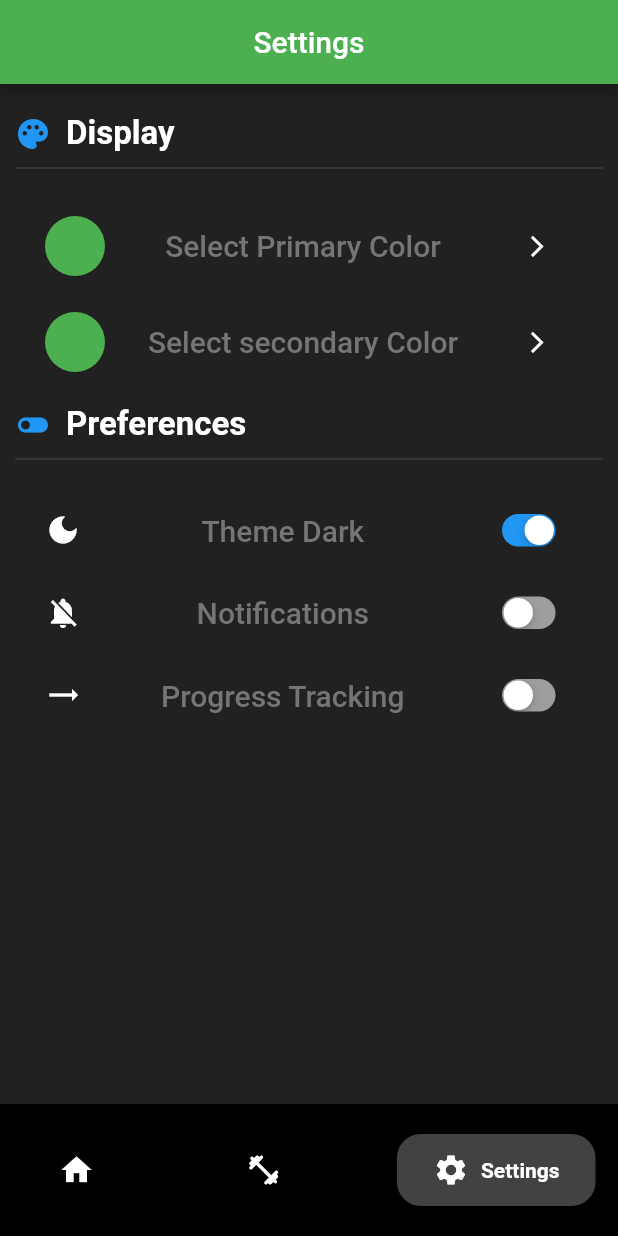
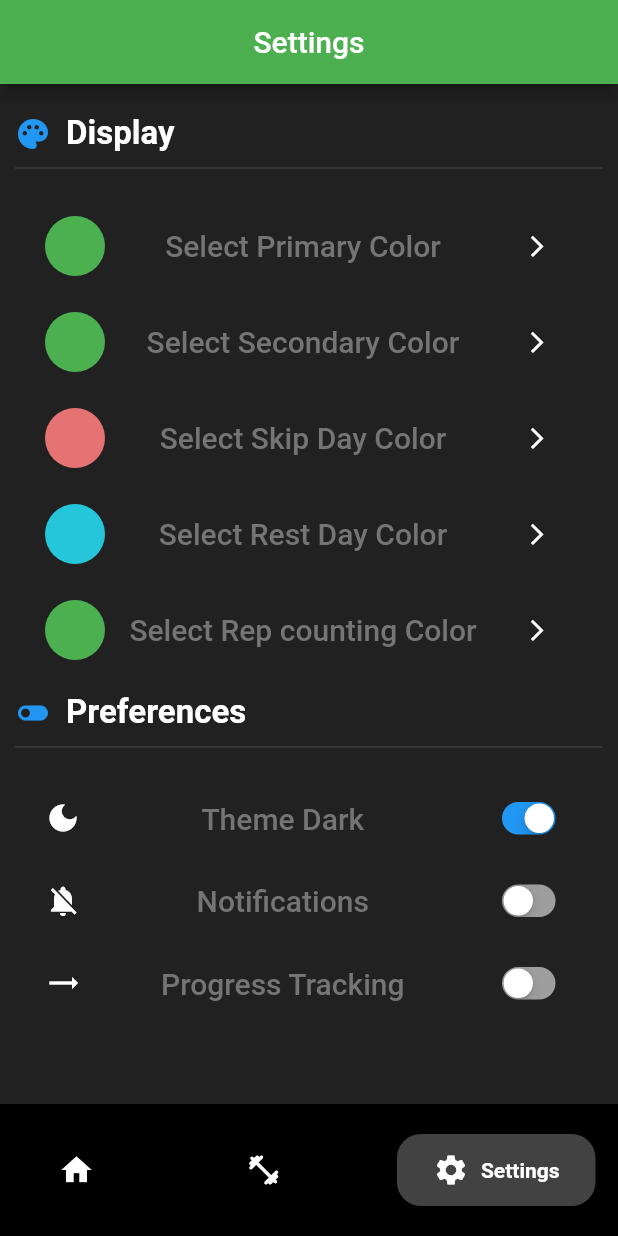
Before and after one commit to WillHAdair/WorkoutApplication, a Flutter app: the screen it shows after launch, swiped to page 3, on a phone screen of 412 x 824 dp. Run offline on Flutter 3.47's test engine with Material 2 defaults, Android fonts, the phone set to English and light mode, and no system bars; drawn by our look-alikes of google_nav_bar; our stand-ins replace flutter_colorpicker, flutter_heatmap_calendar, flutter_slidable, hive, hive_flutter; accounts and stored records are empty.

Commit message:
Added ability to fully customize UI colors

```diff
--- a/lib/data/theme_provider.dart
+++ b/lib/data/theme_provider.dart
@@ -6,6 +6,9 @@ class ThemeProvider extends ChangeNotifier {
 
   Color primaryColor = Colors.green;
   Color secondaryColor = Colors.green.shade500;
+  Color restDayColor = Colors.cyan.shade400;
+  Color skipDayColor = Colors.red.shade300;
+  MaterialColor heatMapBaseColor = Colors.green;
 
   ThemeData get lightTheme => ThemeData(
         brightness: Brightness.light,
@@ -45,4 +48,40 @@ class ThemeProvider extends ChangeNotifier {
     secondaryColor = color;
     notifyListeners();
   }
+
+  void setRestColor(Color color) {
+    restDayColor = color;
+    notifyListeners();
+  }
+
+  void setSkipColor(Color color) {
+    skipDayColor = color;
+    notifyListeners();
+  }
+
+  void setHeatMapBaseColor(MaterialColor color) {
+    heatMapBaseColor = color;
+    notifyListeners();
+  }
+
+  MaterialColor getMaterialColor(Color color) {
+    final int red = color.red;
+    final int green = color.green;
+    final int blue = color.blue;
+
+    final Map<int, Color> shades = {
+      50: Color.fromRGBO(red, green, blue, .1),
+      100: Color.fromRGBO(red, green, blue, .2),
+      200: Color.fromRGBO(red, green, blue, .3),
+      300: Color.fromRGBO(red, green, blue, .4),
+      400: Color.fromRGBO(red, green, blue, .5),
+      500: Color.fromRGBO(red, green, blue, .6),
+      600: Color.fromRGBO(red, green, blue, .7),
+      700: Color.fromRGBO(red, green, blue, .8),
+      800: Color.fromRGBO(red, green, blue, .9),
+      900: Color.fromRGBO(red, green, blue, 1),
+    };
+
+    return MaterialColor(color.value, shades);
+  }
 }
--- a/lib/pages/settings_page.dart
+++ b/lib/pages/settings_page.dart
@@ -65,7 +65,10 @@ class SettingsPageState extends State<SettingsPage> {
             const SizedBox(height: 10),
             //Let the user choose their display options
             buildColorOption("Select Primary Color", isPrimary: true),
-            buildColorOption("Select secondary Color", isSecondary: true),
+            buildColorOption("Select Secondary Color", isSecondary: true),
+            buildColorOption("Select Skip Day Color", isSkip: true),
+            buildColorOption("Select Rest Day Color", isRest: true),
+            buildColorOption("Select Rep counting Color", isMapBase: true),
             const SizedBox(height: 10),
             const Row(
               children: [
@@ -119,12 +122,19 @@ class SettingsPageState extends State<SettingsPage> {
     );
   }
 
-Padding buildColorOption(String title, {bool isPrimary = false, bool isSecondary = false}) {
+Padding buildColorOption(String title, {bool isPrimary = false, bool isSecondary = false, bool isSkip = false,
+    bool isRest = false, isMapBase = false}) {
   Color color;
-  if (isPrimary) {
+  if(isPrimary) {
     color = Provider.of<ThemeProvider>(context).primaryColor;
   } else if (isSecondary) {
     color = Provider.of<ThemeProvider>(context).secondaryColor;
+  } else if (isSkip) {
+    color = Provider.of<ThemeProvider>(context).skipDayColor;
+  } else if (isRest) {
+    color = Provider.of<ThemeProvider>(context).restDayColor;
+  } else if (isMapBase) {
+    color = Provider.of<ThemeProvider>(context).heatMapBaseColor;
   } else {
     color = selectedColor;
   }
@@ -135,7 +145,8 @@ Padding buildColorOption(String title, {bool isPrimary = false, bool isSecondary
       mainAxisAlignment: MainAxisAlignment.spaceBetween,
       children: [
         GestureDetector(
-          onTap: () => pickColor(context, isPrimary: isPrimary, isSecondary: isSecondary),
+          onTap: () => pickColor(context, isPrimary: isPrimary, isSecondary: isSecondary, isSkip: isSkip,
+            isRest: isRest, isMapBase: isMapBase),
           child: Container(
             decoration: BoxDecoration(
               shape: BoxShape.circle,
@@ -157,7 +168,8 @@ Padding buildColorOption(String title, {bool isPrimary = false, bool isSecondary
           scale: 0.7,
           child: IconButton(
             icon: const Icon(Icons.arrow_forward_ios),
-            onPressed: () => pickColor(context, isPrimary: isPrimary, isSecondary: isSecondary),
+            onPressed: () => pickColor(context, isPrimary: isPrimary, isSecondary: isSecondary, isSkip: isSkip,
+            isRest: isRest, isMapBase: isMapBase),
             color: Colors.white,
           ),
         ),
@@ -166,14 +178,16 @@ Padding buildColorOption(String title, {bool isPrimary = false, bool isSecondary
   );
 }
 
-void pickColor(BuildContext context, {bool isPrimary = false, bool isSecondary = false}) => showDialog(
+void pickColor(BuildContext context, {bool isPrimary = false, bool isSecondary = false, bool isSkip = false,
+    bool isRest = false, isMapBase = false}) => showDialog(
       context: context,
       builder: (context) => AlertDialog(
         title: const Text('Pick color'),
         content: Column(
           mainAxisSize: MainAxisSize.min,
           children: [
-            buildColorPicker(isPrimary: isPrimary, isSecondary: isSecondary),
+            buildColorPicker( isPrimary: isPrimary, isSecondary: isSecondary, isSkip: isSkip,
+            isRest: isRest, isMapBase: isMapBase),
             TextButton(
               onPressed: () => Navigator.of(context).pop(),
               child: const Text(
@@ -189,26 +203,40 @@ void pickColor(BuildContext context, {bool isPrimary = false, bool isSecondary =
       ),
     );
 
-Widget buildColorPicker({bool isPrimary = false, bool isSecondary = false}) {
-  Color selectedColor;
-  if (isPrimary) {
-    selectedColor = Provider.of<ThemeProvider>(context).primaryColor;
+  Widget buildColorPicker({bool isPrimary = false, bool isSecondary = false, bool isSkip = false,
+    bool isRest = false, isMapBase = false}) {
+    Color color;
+    if(isPrimary) {
+      color = Provider.of<ThemeProvider>(context).primaryColor;
     } else if (isSecondary) {
-    selectedColor = Provider.of<ThemeProvider>(context).secondaryColor;
+      color = Provider.of<ThemeProvider>(context).secondaryColor;
+    } else if (isSkip) {
+      color = Provider.of<ThemeProvider>(context).skipDayColor;
+    } else if (isRest) {
+      color = Provider.of<ThemeProvider>(context).restDayColor;
+    } else if (isMapBase) {
+      color = Provider.of<ThemeProvider>(context).heatMapBaseColor;
     } else {
-    selectedColor = this.selectedColor;
+      color = selectedColor;
     }
 
     return ColorPicker(
-    pickerColor: selectedColor,
-    onColorChanged: (color) {
+      pickerColor: color,
+      onColorChanged: (newColor) {
         setState(() {
           if (isPrimary) {
-          Provider.of<ThemeProvider>(context, listen: false).setPrimaryColor(color);
+            Provider.of<ThemeProvider>(context, listen: false).setPrimaryColor(newColor);
           } else if (isSecondary) {
-          Provider.of<ThemeProvider>(context, listen: false).setSecondaryColor(color);
+            Provider.of<ThemeProvider>(context, listen: false).setSecondaryColor(newColor);
+          }  else if (isSkip) {
+            Provider.of<ThemeProvider>(context, listen: false).setSkipColor(newColor);
+          }  else if (isRest) {
+            Provider.of<ThemeProvider>(context, listen: false).setRestColor(newColor);
+          }  else if (isMapBase) {
+            MaterialColor colorToMaterial =  Provider.of<ThemeProvider>(context, listen: false).getMaterialColor(newColor);
+            Provider.of<ThemeProvider>(context, listen: false).setHeatMapBaseColor(colorToMaterial);
           } else {
-          selectedColor = color;
+            selectedColor = newColor;
           }
         });
       },
```
Also changed, not shown: lib/components/heat_map.dart (+19 -11 lines). Lines whose indentation alone changed are shown as unchanged.
